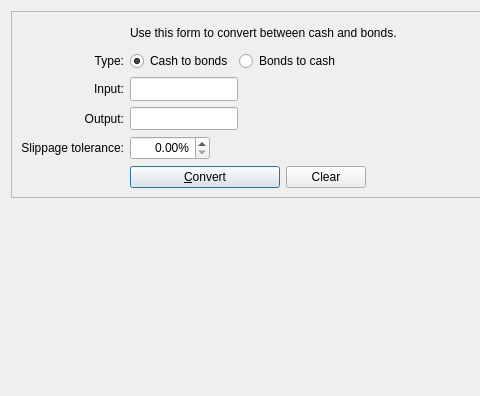
First picture: the form in src/qt/forms/convertcoinsdialog.ui, repository joshdoman/peerfed, before the edit; both pictures show x 0 to 480 and y 0 to 396 of the 776 by 396 pixel window.
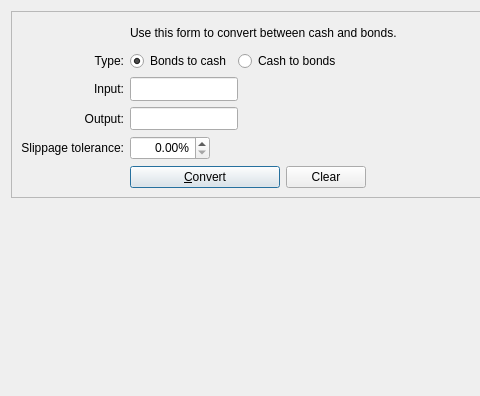
Second picture: the form after the edit. Icons and pictures are not drawn. Custom widgets are drawn as their Qt base class.

Commit message: flipped cash and bonds in ui

Patch:
```diff
--- a/src/qt/forms/convertcoinsdialog.ui
+++ b/src/qt/forms/convertcoinsdialog.ui
@@ -99,9 +99,9 @@
         <item row="2" column="2">
          <layout class="QHBoxLayout" name="horizontalLayout">
          <item>
-          <widget class="QRadioButton" name="radioTypeCashIn">
+          <widget class="QRadioButton" name="radioTypeBondIn">
            <property name="text">
-            <string>Cash to bonds</string>
+            <string>Bonds to cash</string>
            </property>
            <property name="checked">
             <bool>true</bool>
@@ -112,9 +112,9 @@
           </widget>
          </item>
          <item>
-          <widget class="QRadioButton" name="radioTypeBondIn">
+          <widget class="QRadioButton" name="radioTypeCashIn">
            <property name="text">
-            <string>Bonds to cash</string>
+            <string>Cash to bonds</string>
            </property>
            <property name="checked">
             <bool>false</bool>
```
The commit also changes 2 other files.
